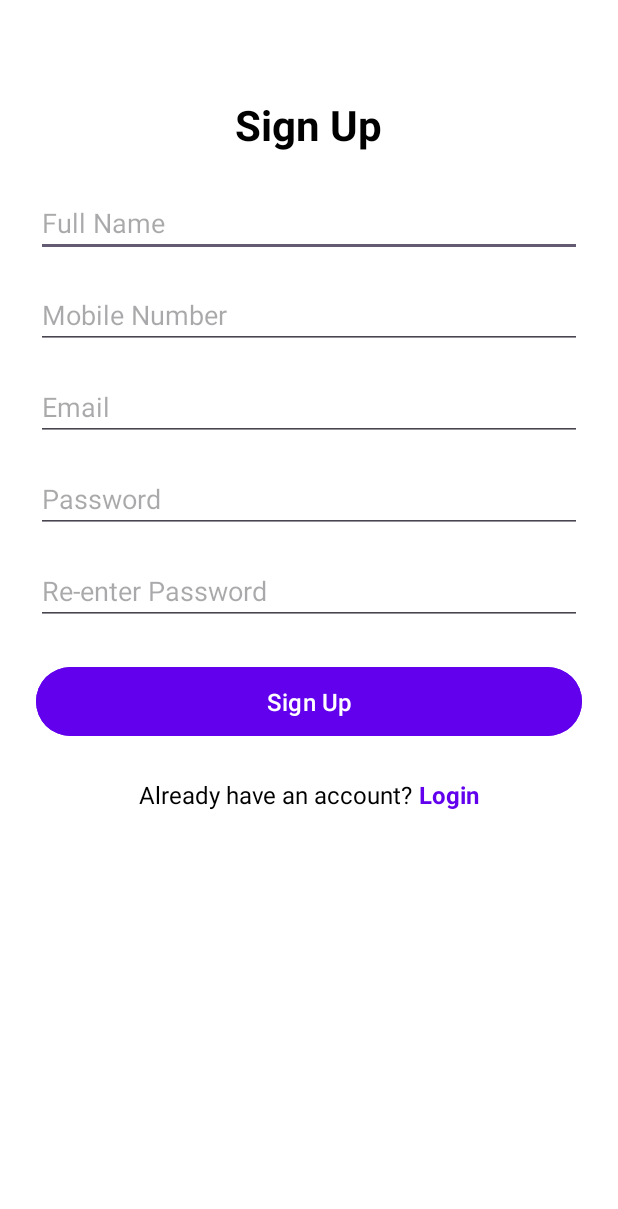
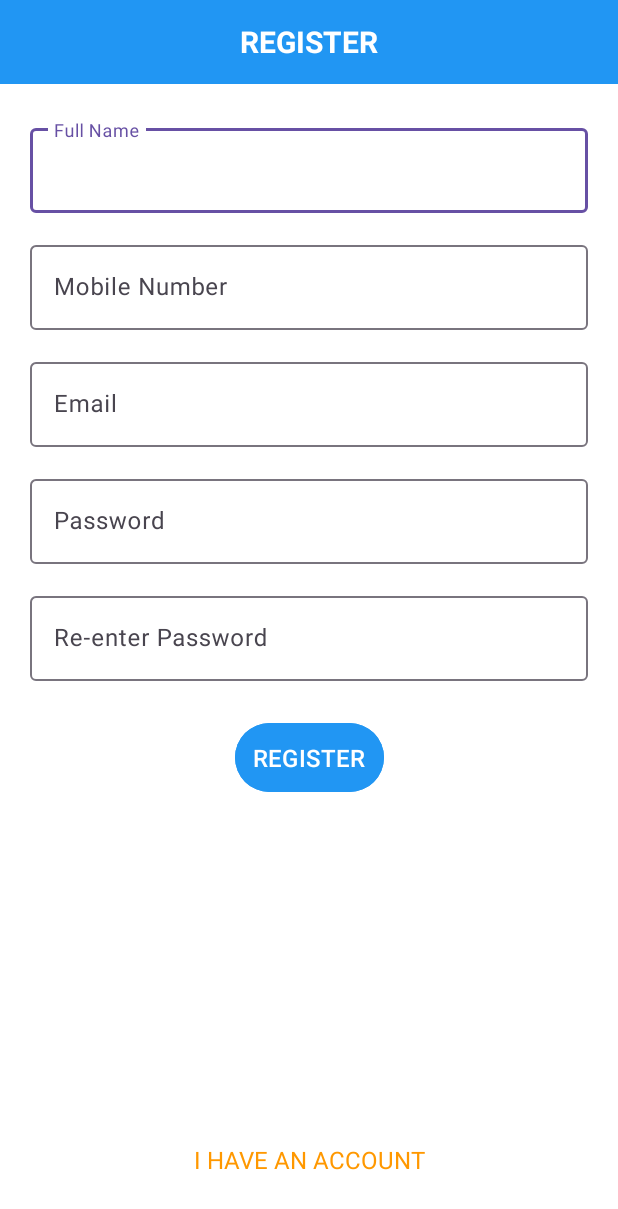
Before and after one commit to JaneGH/SummitApp, an Android app: the RegisterActivity screen opened directly, with no data from a screen before it, on a phone screen of 412 x 824 dp. Shown: the top 1209 px of the screen. Run offline under Robolectric (Android 15) with nearby library versions, the phone set to English and light mode, and no system bars; our stand-ins replace CircleImageView.

Commit message:
changed login and register design

```diff
--- a/app/build.gradle.kts
+++ b/app/build.gradle.kts
@@ -58,4 +58,5 @@ dependencies {
     implementation ("com.squareup.okhttp3:logging-interceptor:4.9.3")
     implementation ("com.github.bumptech.glide:glide:4.16.0")
     implementation("androidx.core:core-splashscreen:1.0.0-beta02")
+    implementation("com.google.android.material:material:1.12.0")
 }
--- a/app/src/main/res/layout/activity_login.xml
+++ b/app/src/main/res/layout/activity_login.xml
@@ -1,48 +1,75 @@
-<?xml version="1.0" encoding="utf-8"?>
 <androidx.constraintlayout.widget.ConstraintLayout
     xmlns:android="http://schemas.android.com/apk/res/android"
     xmlns:app="http://schemas.android.com/apk/res-auto"
     android:layout_width="match_parent"
     android:layout_height="match_parent"
-    android:padding="24dp"
     android:background="#FFFFFF">
 
-    <EditText
-        android:id="@+id/etEmail"
+    <TextView
+        android:id="@+id/tvAppBar"
+        android:layout_width="0dp"
+        android:layout_height="56dp"
+        android:background="@color/colorPrimary"
+        android:text="Login"
+        android:textAllCaps="true"
+        android:textColor="#FFFFFF"
+        android:textSize="20sp"
+        android:textStyle="bold"
+        android:gravity="center"
+        app:layout_constraintTop_toTopOf="parent"
+        app:layout_constraintStart_toStartOf="parent"
+        app:layout_constraintEnd_toEndOf="parent"/>
+
+    <com.google.android.material.textfield.TextInputLayout
+        android:id="@+id/tilEmail"
         android:layout_width="0dp"
         android:layout_height="wrap_content"
+        android:paddingHorizontal="20dp"
         android:hint="Email"
-        android:inputType="textEmailAddress"
-        android:padding="16dp"
-        android:textColor="@color/black"
-        app:layout_constraintTop_toTopOf="parent"
+        app:boxBackgroundMode="outline"
+        android:layout_marginTop="24dp"
+        app:layout_constraintTop_toBottomOf="@id/tvAppBar"
         app:layout_constraintStart_toStartOf="parent"
-        app:layout_constraintEnd_toEndOf="parent"
-        app:layout_constraintBottom_toTopOf="@+id/etPassword"/>
+        app:layout_constraintEnd_toEndOf="parent">
 
-    <EditText
-        android:id="@+id/etPassword"
+        <com.google.android.material.textfield.TextInputEditText
+            android:id="@+id/etEmail"
+            android:layout_width="match_parent"
+            android:layout_height="wrap_content"
+            android:inputType="textEmailAddress"/>
+    </com.google.android.material.textfield.TextInputLayout>
+
+    <com.google.android.material.textfield.TextInputLayout
+        android:id="@+id/tilPassword"
         android:layout_width="0dp"
         android:layout_height="wrap_content"
+        android:paddingHorizontal="20dp"
         android:hint="Password"
-        android:inputType="textPassword"
-        android:padding="16dp"
-        android:textColor="@color/black"
-        app:layout_constraintTop_toBottomOf="@+id/etEmail"
+        app:boxBackgroundMode="outline"
+        android:layout_marginTop="16dp"
+        app:layout_constraintTop_toBottomOf="@id/tilEmail"
         app:layout_constraintStart_toStartOf="parent"
-        app:layout_constraintEnd_toEndOf="parent"
-        app:layout_constraintBottom_toTopOf="@+id/btnLogin"/>
+        app:layout_constraintEnd_toEndOf="parent">
+
+        <com.google.android.material.textfield.TextInputEditText
+            android:id="@+id/etPassword"
+            android:layout_width="match_parent"
+            android:layout_height="wrap_content"
+            android:inputType="textPassword"/>
+    </com.google.android.material.textfield.TextInputLayout>
 
     <Button
         android:id="@+id/btnLogin"
-        android:layout_width="0dp"
+        android:layout_width="wrap_content"
         android:layout_height="wrap_content"
         android:text="Login"
         android:padding="12dp"
         android:textSize="16sp"
-        android:backgroundTint="#6200EE"
+        android:textAllCaps="true"
+        android:backgroundTint="@color/colorPrimary"
         android:textColor="#FFFFFF"
-        app:layout_constraintTop_toBottomOf="@+id/etPassword"
+        android:layout_marginTop="24dp"
+        app:layout_constraintTop_toBottomOf="@id/tilPassword"
         app:layout_constraintStart_toStartOf="parent"
         app:layout_constraintEnd_toEndOf="parent"/>
 
@@ -51,10 +78,11 @@
         style="?android:attr/progressBarStyleLarge"
         android:layout_width="wrap_content"
         android:layout_height="wrap_content"
-        app:layout_constraintTop_toBottomOf="@+id/btnLogin"
+        android:layout_marginTop="20dp"
+        android:visibility="gone"
+        app:layout_constraintTop_toBottomOf="@id/btnLogin"
         app:layout_constraintStart_toStartOf="parent"
-        app:layout_constraintEnd_toEndOf="parent"
-        android:visibility="gone" />
+        app:layout_constraintEnd_toEndOf="parent"/>
 
     <TextView
         android:id="@+id/tvNoAccount"
@@ -63,10 +91,10 @@
         android:text="I don't have an account"
         android:textSize="16sp"
         android:textColor="@color/md_orange_500"
+        android:textAllCaps="true"
+        android:gravity="center"
+        android:layout_marginBottom="40dp"
         app:layout_constraintBottom_toBottomOf="parent"
         app:layout_constraintStart_toStartOf="parent"
-        app:layout_constraintEnd_toEndOf="parent"
-        android:textAllCaps="true"
-        android:gravity="center"/>
-
+        app:layout_constraintEnd_toEndOf="parent"/>
 </androidx.constraintlayout.widget.ConstraintLayout>
--- a/app/src/main/res/layout/activity_register.xml
+++ b/app/src/main/res/layout/activity_register.xml
@@ -1,76 +1,134 @@
-<?xml version="1.0" encoding="utf-8"?>
-<ScrollView xmlns:android="http://schemas.android.com/apk/res/android"
+<androidx.constraintlayout.widget.ConstraintLayout xmlns:android="http://schemas.android.com/apk/res/android"
+    xmlns:app="http://schemas.android.com/apk/res-auto"
     android:layout_width="match_parent"
     android:layout_height="match_parent"
-    android:padding="24dp"
     android:background="#FFFFFF">
 
-    <LinearLayout
-        android:layout_width="match_parent"
-        android:layout_height="wrap_content"
-        android:orientation="vertical"
-        android:gravity="center_horizontal">
 
     <TextView
-            android:layout_width="wrap_content"
+        android:id="@+id/tvAppBar"
+        android:layout_width="0dp"
+        android:layout_height="56dp"
+        android:background="@color/colorPrimary"
+        android:text="@string/register"
+        android:textAllCaps="true"
+        android:textColor="#FFFFFF"
+        android:textSize="20sp"
+        android:textStyle="bold"
+        android:gravity="center"
+        app:layout_constraintTop_toTopOf="parent"
+        app:layout_constraintStart_toStartOf="parent"
+        app:layout_constraintEnd_toEndOf="parent"/>
+
+    <com.google.android.material.textfield.TextInputLayout
+        android:id="@+id/tilFullName"
+        android:layout_width="0dp"
         android:layout_height="wrap_content"
-            android:text="Sign Up"
-            android:layout_marginTop="40dp"
-            android:textSize="28sp"
-            android:textStyle="bold"
-            android:layout_marginBottom="24dp"
-            android:textColor="#000000" />
+        android:paddingHorizontal="20dp"
+        android:hint="@string/full_name"
+        app:boxBackgroundMode="outline"
+        android:layout_marginTop="24dp"
+        app:layout_constraintTop_toBottomOf="@id/tvAppBar"
+        app:layout_constraintStart_toStartOf="parent"
+        app:layout_constraintEnd_toEndOf="parent">
 
-        <EditText
+        <com.google.android.material.textfield.TextInputEditText
             android:id="@+id/etFullName"
             android:layout_width="match_parent"
             android:layout_height="wrap_content"
-            android:hint="Full Name"
-            android:inputType="textPersonName"
-            android:layout_marginBottom="16dp" />
+            android:inputType="textPersonName"/>
+    </com.google.android.material.textfield.TextInputLayout>
 
-        <EditText
+    <com.google.android.material.textfield.TextInputLayout
+        android:id="@+id/tilMobile"
+        android:layout_width="0dp"
+        android:layout_height="wrap_content"
+        android:paddingHorizontal="20dp"
+        android:hint="@string/mobile_number"
+        app:boxBackgroundMode="outline"
+        android:layout_marginTop="16dp"
+        app:layout_constraintTop_toBottomOf="@id/tilFullName"
+        app:layout_constraintStart_toStartOf="parent"
+        app:layout_constraintEnd_toEndOf="parent">
+
+        <com.google.android.material.textfield.TextInputEditText
             android:id="@+id/etMobile"
             android:layout_width="match_parent"
             android:layout_height="wrap_content"
-            android:hint="Mobile Number"
-            android:inputType="phone"
-            android:layout_marginBottom="16dp" />
+            android:inputType="phone"/>
+    </com.google.android.material.textfield.TextInputLayout>
 
-        <EditText
+    <com.google.android.material.textfield.TextInputLayout
+        android:id="@+id/tilEmail"
+        android:layout_width="0dp"
+        android:layout_height="wrap_content"
+        android:paddingHorizontal="20dp"
+        android:hint="@string/email"
+        app:boxBackgroundMode="outline"
+        android:layout_marginTop="16dp"
+        app:layout_constraintTop_toBottomOf="@id/tilMobile"
+        app:layout_constraintStart_toStartOf="parent"
+        app:layout_constraintEnd_toEndOf="parent">
+
+        <com.google.android.material.textfield.TextInputEditText
             android:id="@+id/etEmail"
             android:layout_width="match_parent"
             android:layout_height="wrap_content"
-            android:hint="Email"
-            android:inputType="textEmailAddress"
-            android:layout_marginBottom="16dp" />
+            android:inputType="textEmailAddress"/>
+    </com.google.android.material.textfield.TextInputLayout>
 
-        <EditText
+    <com.google.android.material.textfield.TextInputLayout
+        android:id="@+id/tilPassword"
+        android:layout_width="0dp"
+        android:layout_height="wrap_content"
+        android:paddingHorizontal="20dp"
+        android:hint="@string/password"
+        app:boxBackgroundMode="outline"
+        android:layout_marginTop="16dp"
+        app:layout_constraintTop_toBottomOf="@id/tilEmail"
+        app:layout_constraintStart_toStartOf="parent"
+        app:layout_constraintEnd_toEndOf="parent">
+
+        <com.google.android.material.textfield.TextInputEditText
             android:id="@+id/etPassword"
             android:layout_width="match_parent"
             android:layout_height="wrap_content"
-            android:hint="Password"
-            android:inputType="textPassword"
-            android:layout_marginBottom="16dp" />
+            android:inputType="textPassword"/>
+    </com.google.android.material.textfield.TextInputLayout>
 
-        <EditText
+    <com.google.android.material.textfield.TextInputLayout
+        android:id="@+id/tilConfirmPassword"
+        android:layout_width="0dp"
+        android:layout_height="wrap_content"
+        android:paddingHorizontal="20dp"
+        android:hint="@string/re_enter_password"
+        app:boxBackgroundMode="outline"
+        android:layout_marginTop="16dp"
+        app:layout_constraintTop_toBottomOf="@id/tilPassword"
+        app:layout_constraintStart_toStartOf="parent"
+        app:layout_constraintEnd_toEndOf="parent">
+
+        <com.google.android.material.textfield.TextInputEditText
             android:id="@+id/etConfirmPassword"
             android:layout_width="match_parent"
             android:layout_height="wrap_content"
-            android:hint="Re-enter Password"
-            android:inputType="textPassword"
-            android:layout_marginBottom="24dp" />
+            android:inputType="textPassword"/>
+    </com.google.android.material.textfield.TextInputLayout>
 
     <Button
         android:id="@+id/btnSignUp"
-            android:layout_width="match_parent"
+        android:layout_width="wrap_content"
         android:layout_height="wrap_content"
-            android:text="Sign Up"
+        android:layout_marginTop="24dp"
+        android:text="@string/register"
         android:padding="12dp"
         android:textSize="16sp"
-            android:backgroundTint="#6200EE"
-            android:textColor="#FFFFFF" />
-
+        android:textAllCaps="true"
+        android:backgroundTint="@color/colorPrimary"
+        android:textColor="#FFFFFF"
+        app:layout_constraintTop_toBottomOf="@id/tilConfirmPassword"
+        app:layout_constraintStart_toStartOf="parent"
+        app:layout_constraintEnd_toEndOf="parent"/>
 
     <ProgressBar
         android:id="@+id/progressBar"
@@ -78,29 +136,23 @@
         android:layout_width="wrap_content"
         android:layout_height="wrap_content"
         android:layout_marginTop="20dp"
-            android:visibility="gone" />
+        android:visibility="gone"
+        app:layout_constraintTop_toBottomOf="@id/btnSignUp"
+        app:layout_constraintStart_toStartOf="parent"
+        app:layout_constraintEnd_toEndOf="parent"/>
 
-        <LinearLayout
-            android:layout_width="wrap_content"
-            android:layout_height="wrap_content"
-            android:orientation="horizontal"
-            android:layout_marginTop="24dp">
-
-            <TextView
-                android:layout_width="wrap_content"
-                android:layout_height="wrap_content"
-                android:text="Already have an account?"
-                android:textSize="16sp"
-                android:textColor="#000000" />
 
     <TextView
         android:id="@+id/tvLogin"
         android:layout_width="wrap_content"
         android:layout_height="wrap_content"
-                android:text=" Login"
+        android:text="@string/i_have_an_account"
         android:textSize="16sp"
-                android:textStyle="bold"
-                android:textColor="#6200EE" />
-        </LinearLayout>
-    </LinearLayout>
-</ScrollView>
+        android:textColor="@color/md_orange_500"
+        android:textAllCaps="true"
+        android:layout_marginTop="32dp"
+        android:layout_marginBottom="40dp"
+        app:layout_constraintBottom_toBottomOf="parent"
+        app:layout_constraintStart_toStartOf="parent"
+        app:layout_constraintEnd_toEndOf="parent"/>
+</androidx.constraintlayout.widget.ConstraintLayout>
--- a/app/src/main/res/values/strings.xml
+++ b/app/src/main/res/values/strings.xml
@@ -14,4 +14,11 @@
     <string name="add_to_cart">ADD TO CART</string>
     <string name="minus_symbol">-</string>
     <string name="plus_symbol">+</string>
+    <string name="register">Register</string>
+    <string name="full_name">Full Name</string>
+    <string name="mobile_number">Mobile Number</string>
+    <string name="email">Email</string>
+    <string name="password">Password</string>
+    <string name="re_enter_password">Re-enter Password</string>
+    <string name="i_have_an_account">I have an account</string>
 </resources>
```
Lines whose indentation alone changed are shown as unchanged.
